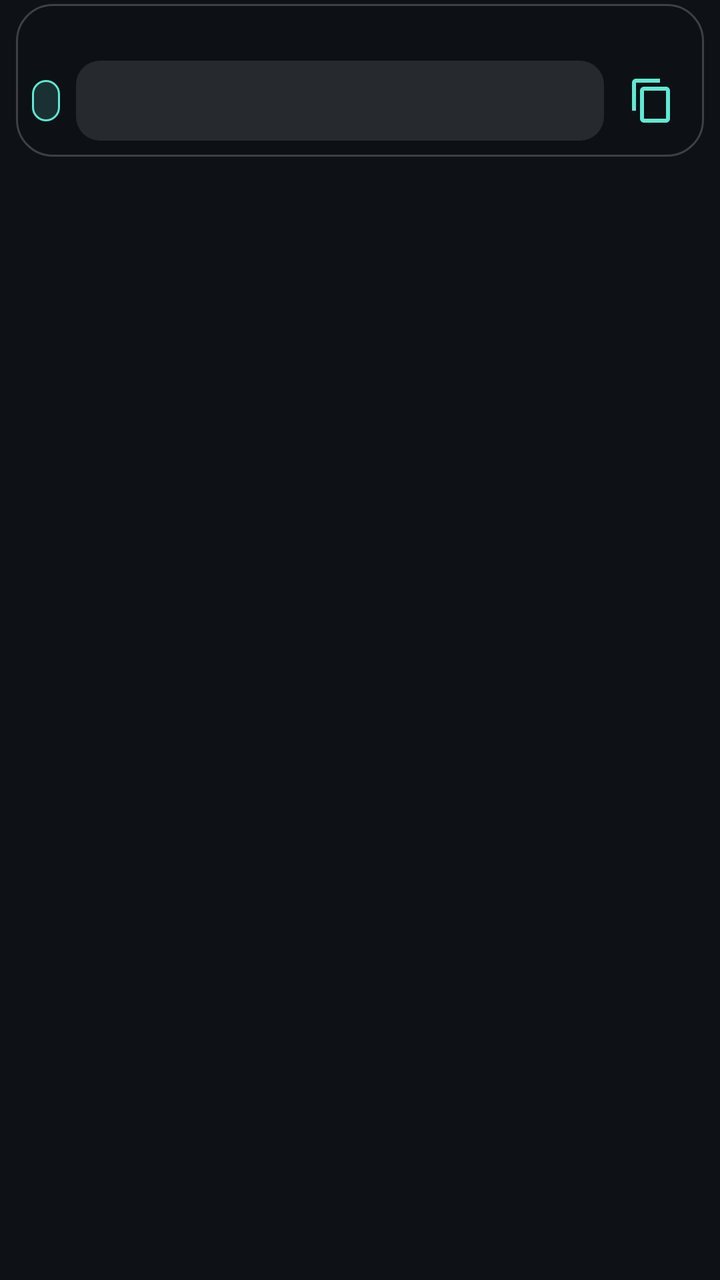
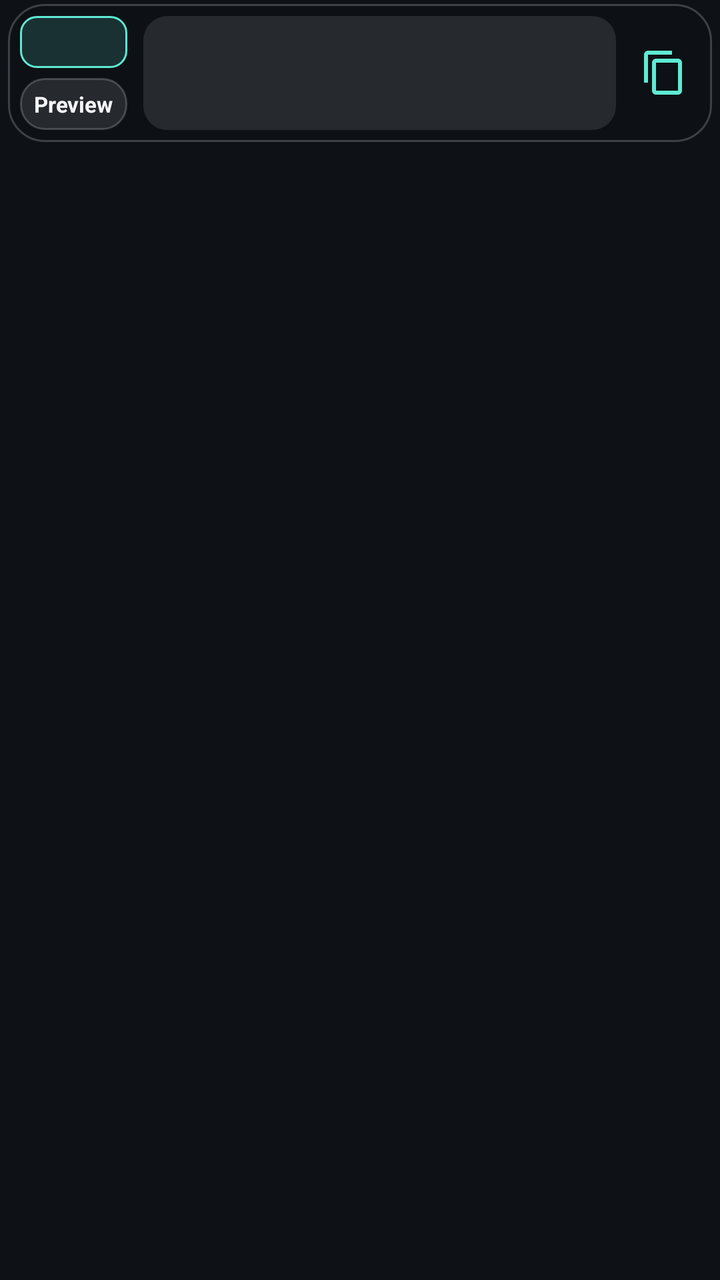

The first picture is an Android layout as it rendered before a commit; the second is the same layout after the commit. The layout source and the unified diff follow.
<!-- AndroidManifest.xml: application theme Theme.SubLens -->
<!-- res/layout/overlay_composer.xml -->
<?xml version="1.0" encoding="utf-8"?>
<FrameLayout xmlns:android="http://schemas.android.com/apk/res/android"
    android:layout_width="match_parent"
    android:layout_height="wrap_content"
    android:paddingStart="8dp"
    android:paddingTop="2dp"
    android:paddingEnd="8dp"
    android:paddingBottom="4dp">

    <LinearLayout
        android:layout_width="match_parent"
        android:layout_height="wrap_content"
        android:background="@drawable/bg_bar"
        android:orientation="vertical"
        android:paddingStart="8dp"
        android:paddingTop="6dp"
        android:paddingEnd="4dp"
        android:paddingBottom="6dp">

        
        <TextView
            android:id="@+id/composer_preview"
            android:layout_width="match_parent"
            android:layout_height="wrap_content"
            android:layout_marginStart="2dp"
            android:layout_marginEnd="6dp"
            android:ellipsize="end"
            android:maxLines="2"
            android:minLines="1"
            android:textColor="@color/text_dim"
            android:textSize="12sp" />

        <LinearLayout
            android:layout_width="match_parent"
            android:layout_height="wrap_content"
            android:layout_marginTop="4dp"
            android:gravity="center_vertical"
            android:orientation="horizontal">

            <TextView
                android:id="@+id/composer_chip"
                android:layout_width="wrap_content"
                android:layout_height="wrap_content"
                android:background="@drawable/bg_chip"
                android:paddingStart="7dp"
                android:paddingTop="3dp"
                android:paddingEnd="7dp"
                android:paddingBottom="3dp"
                android:textColor="@color/accent"
                android:textSize="11sp"
                android:textStyle="bold" />

            <EditText
                android:id="@+id/composer_input"
                android:layout_width="0dp"
                android:layout_height="wrap_content"
                android:layout_marginStart="8dp"
                android:layout_weight="1"
                android:background="@drawable/bg_input"
                android:imeOptions="actionDone|flagNoFullscreen"
                android:importantForAutofill="no"
                android:inputType="textCapSentences|textAutoCorrect"
                android:maxLines="3"
                android:minHeight="40dp"
                android:paddingStart="10dp"
                android:paddingTop="8dp"
                android:paddingEnd="10dp"
                android:paddingBottom="8dp"
                android:textColor="@color/text_main"
                android:textColorHint="@color/text_dim"
                android:textSize="15sp" />

            <ImageButton
                android:id="@+id/composer_copy"
                android:layout_width="44dp"
                android:layout_height="44dp"
                android:layout_marginStart="2dp"
                android:background="?android:attr/selectableItemBackgroundBorderless"
                android:contentDescription="@string/cd_copy"
                android:scaleType="center"
                android:src="@drawable/ic_copy" />
        </LinearLayout>
    </LinearLayout>
</FrameLayout>
<!-- resources referenced by this layout -->
<resources>
  <color name="accent">#FF5EEAD4</color>
  <color name="text_dim">#FF9AA4B2</color>
  <color name="text_main">#FFF5F7FA</color>
  <!-- drawable bg_bar (drawable) -->
  <?xml version="1.0" encoding="utf-8"?>
  <shape xmlns:android="http://schemas.android.com/apk/res/android" android:shape="rectangle">
      <corners android:radius="18dp" />
      <solid android:color="@color/overlay_bar" />
      <stroke android:width="1dp" android:color="@color/overlay_stroke" />
  </shape>
  <!-- drawable bg_chip (drawable) -->
  <?xml version="1.0" encoding="utf-8"?>
  <shape xmlns:android="http://schemas.android.com/apk/res/android" android:shape="rectangle">
      <corners android:radius="8dp" />
      <solid android:color="@color/accent_soft" />
      <stroke android:width="1dp" android:color="@color/accent" />
  </shape>
  <!-- drawable bg_input (drawable) -->
  <?xml version="1.0" encoding="utf-8"?>
  <shape xmlns:android="http://schemas.android.com/apk/res/android" android:shape="rectangle">
      <corners android:radius="12dp" />
      <solid android:color="@color/overlay_row" />
  </shape>
  <!-- drawable ic_copy (drawable) -->
  <?xml version="1.0" encoding="utf-8"?>
  <vector xmlns:android="http://schemas.android.com/apk/res/android"
      android:width="24dp"
      android:height="24dp"
      android:viewportWidth="24"
      android:viewportHeight="24">
      <path
          android:fillColor="#FF5EEAD4"
          android:pathData="M16,1L4,1c-1.1,0 -2,0.9 -2,2v14h2L4,3h12L16,1zM19,5L8,5c-1.1,0 -2,0.9 -2,2v14c0,1.1 0.9,2 2,2h11c1.1,0 2,-0.9 2,-2L21,7c0,-1.1 -0.9,-2 -2,-2zM19,21L8,21L8,7h11v14z" />
  </vector>
  <string name="cd_copy">Translate and copy</string>
  <style name="Theme.SubLens" parent="android:Theme.Material.NoActionBar">
          <item name="android:colorAccent">@color/accent</item>
          <item name="android:colorPrimary">@color/bg</item>
          <item name="android:colorPrimaryDark">@color/bg</item>
          <item name="android:colorControlActivated">@color/accent</item>
          <item name="android:windowBackground">@color/bg</item>
          <item name="android:statusBarColor">@color/bg</item>
          <item name="android:navigationBarColor">@color/bg</item>
          <item name="android:textColorPrimary">@color/text_main</item>
          <item name="android:textColorSecondary">@color/text_dim</item>
      </style>
  <color name="overlay_bar">#E60E1116</color>
  <color name="overlay_stroke">#33FFFFFF</color>
  <color name="accent_soft">#265EEAD4</color>
  <color name="overlay_row">#1AFFFFFF</color>
  <color name="bg">#FF0E1116</color>
</resources>

<!-- the commit's change to res/layout/overlay_composer.xml (unified diff, before → after) -->
@@ -2,9 +2,9 @@
 <FrameLayout xmlns:android="http://schemas.android.com/apk/res/android"
     android:layout_width="match_parent"
     android:layout_height="wrap_content"
-    android:paddingStart="8dp"
+    android:paddingStart="4dp"
     android:paddingTop="2dp"
-    android:paddingEnd="8dp"
+    android:paddingEnd="4dp"
     android:paddingBottom="4dp">
 
     <LinearLayout
@@ -12,9 +12,9 @@
         android:layout_height="wrap_content"
         android:background="@drawable/bg_bar"
         android:orientation="vertical"
-        android:paddingStart="8dp"
+        android:paddingStart="6dp"
         android:paddingTop="6dp"
-        android:paddingEnd="4dp"
+        android:paddingEnd="2dp"
         android:paddingBottom="6dp">
 
         
@@ -22,33 +22,54 @@
             android:id="@+id/composer_preview"
             android:layout_width="match_parent"
             android:layout_height="wrap_content"
-            android:layout_marginStart="2dp"
+            android:layout_marginStart="4dp"
             android:layout_marginEnd="6dp"
+            android:layout_marginBottom="4dp"
             android:ellipsize="end"
             android:maxLines="2"
-            android:minLines="1"
             android:textColor="@color/text_dim"
-            android:textSize="12sp" />
+            android:textSize="12sp"
+            android:visibility="gone" />
 
         <LinearLayout
             android:layout_width="match_parent"
             android:layout_height="wrap_content"
-            android:layout_marginTop="4dp"
             android:gravity="center_vertical"
             android:orientation="horizontal">
 
-            <TextView
-                android:id="@+id/composer_chip"
+            
+            <LinearLayout
                 android:layout_width="wrap_content"
                 android:layout_height="wrap_content"
-                android:background="@drawable/bg_chip"
-                android:paddingStart="7dp"
-                android:paddingTop="3dp"
-                android:paddingEnd="7dp"
-                android:paddingBottom="3dp"
-                android:textColor="@color/accent"
-                android:textSize="11sp"
-                android:textStyle="bold" />
+                android:orientation="vertical">
+
+                <TextView
+                    android:id="@+id/composer_chip"
+                    android:layout_width="match_parent"
+                    android:layout_height="26dp"
+                    android:background="@drawable/bg_chip"
+                    android:gravity="center"
+                    android:paddingStart="7dp"
+                    android:paddingEnd="7dp"
+                    android:textColor="@color/accent"
+                    android:textSize="11sp"
+                    android:textStyle="bold" />
+
+                <TextView
+                    android:id="@+id/composer_peek"
+                    android:layout_width="match_parent"
+                    android:layout_height="26dp"
+                    android:layout_marginTop="5dp"
+                    android:background="@drawable/bg_choice"
+                    android:gravity="center"
+                    android:maxLines="1"
+                    android:paddingStart="7dp"
+                    android:paddingEnd="7dp"
+                    android:text="@string/lens_peek"
+                    android:textColor="@color/text_main"
+                    android:textSize="11sp"
+                    android:textStyle="bold" />
+            </LinearLayout>
 
             <EditText
                 android:id="@+id/composer_input"
@@ -61,7 +82,7 @@
                 android:importantForAutofill="no"
                 android:inputType="textCapSentences|textAutoCorrect"
                 android:maxLines="3"
-                android:minHeight="40dp"
+                android:minHeight="57dp"
                 android:paddingStart="10dp"
                 android:paddingTop="8dp"
                 android:paddingEnd="10dp"
<!-- resource entries referenced after the edit -->
@@ -17,6 +17,24 @@
       <solid android:color="@color/accent_soft" />
       <stroke android:width="1dp" android:color="@color/accent" />
   </shape>
+  <!-- drawable bg_choice (drawable) -->
+  <?xml version="1.0" encoding="utf-8"?>
+  <selector xmlns:android="http://schemas.android.com/apk/res/android">
+      <item android:state_selected="true">
+          <shape android:shape="rectangle">
+              <corners android:radius="12dp" />
+              <solid android:color="@color/accent_soft" />
+              <stroke android:width="1.5dp" android:color="@color/accent" />
+          </shape>
+      </item>
+      <item>
+          <shape android:shape="rectangle">
+              <corners android:radius="12dp" />
+              <solid android:color="@color/overlay_row" />
+              <stroke android:width="1dp" android:color="@color/overlay_stroke" />
+          </shape>
+      </item>
+  </selector>
   <!-- drawable bg_input (drawable) -->
   <?xml version="1.0" encoding="utf-8"?>
   <shape xmlns:android="http://schemas.android.com/apk/res/android" android:shape="rectangle">
@@ -35,6 +53,7 @@
           android:pathData="M16,1L4,1c-1.1,0 -2,0.9 -2,2v14h2L4,3h12L16,1zM19,5L8,5c-1.1,0 -2,0.9 -2,2v14c0,1.1 0.9,2 2,2h11c1.1,0 2,-0.9 2,-2L21,7c0,-1.1 -0.9,-2 -2,-2zM19,21L8,21L8,7h11v14z" />
   </vector>
   <string name="cd_copy">Translate and copy</string>
+  <string name="lens_peek">Preview</string>
   <style name="Theme.SubLens" parent="android:Theme.Material.NoActionBar">
           <item name="android:colorAccent">@color/accent</item>
           <item name="android:colorPrimary">@color/bg</item>
